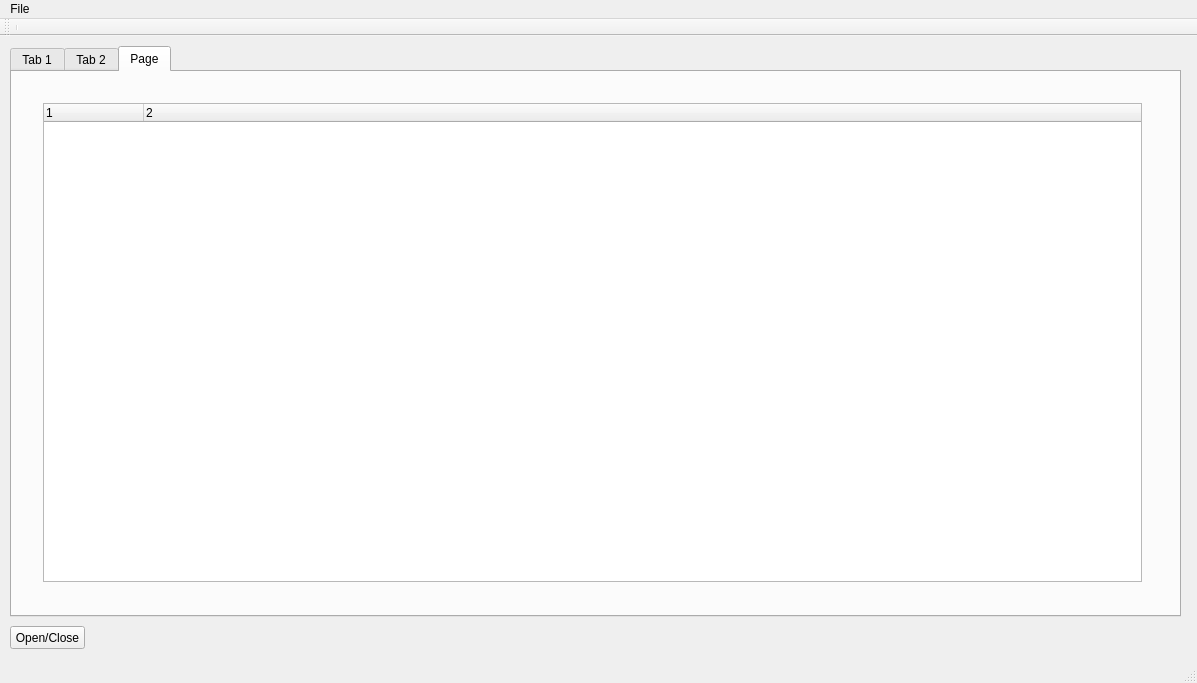
Qt form GroundStation/mainwindow.ui (aafontoura/mission-groundstation) before a commit.
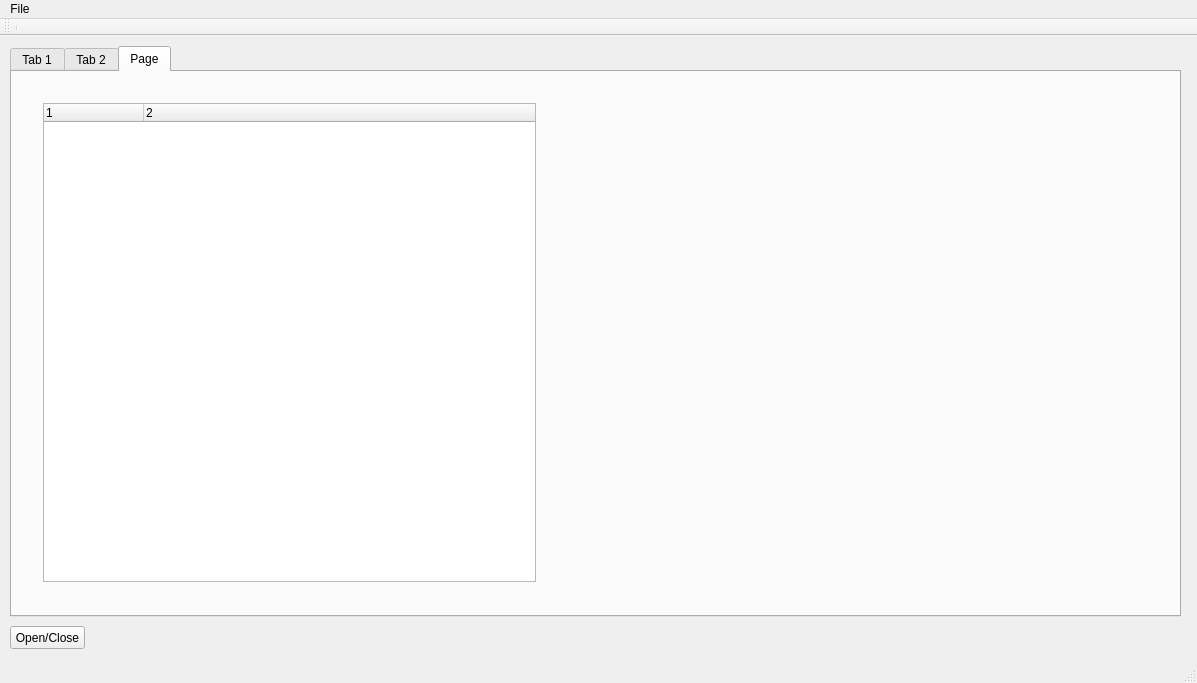
The same form after that commit.

Diff of the .ui file:
```diff
--- a/GroundStation/mainwindow.ui
+++ b/GroundStation/mainwindow.ui
@@ -144,7 +144,7 @@
         <height>501</height>
        </rect>
       </property>
-      <layout class="QGridLayout" name="container">
+      <layout class="QGridLayout" name="container" columnminimumwidth="100,600">
        <item row="0" column="0">
         <widget class="QTreeWidget" name="treeWidget">
          <property name="columnCount">
@@ -162,6 +162,9 @@
          </column>
         </widget>
        </item>
+       <item row="0" column="1">
+        <widget class="QWidget" name="mapWidget" native="true"/>
+       </item>
       </layout>
      </widget>
     </widget>
```
